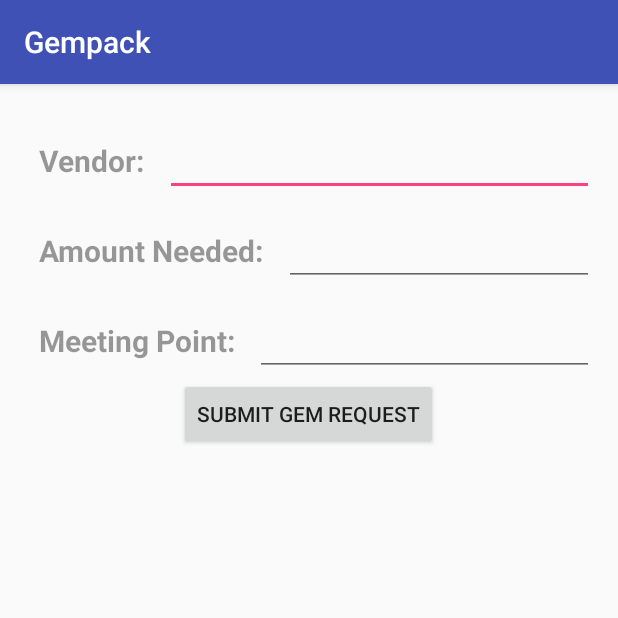
After one commit to yeshasimaria/Gempack2, an Android app: the NewGemRequestActivity screen opened directly, with no data from a screen before it, on a phone screen of 412 x 824 dp, the top half of it. The commit adds this screen. Run offline under Robolectric (Android 15) with nearby library versions, the phone set to English and light mode, and no system bars.

Commit message:
New Gem Request

```diff
--- a/app/src/main/AndroidManifest.xml
+++ b/app/src/main/AndroidManifest.xml
@@ -22,7 +22,7 @@
     <uses-permission android:name="android.permission.GET_ACCOUNTS" />
     <uses-permission android:name="com.google.android.c2dm.permission.RECEIVE" />
 
-
+    <uses-permission android:name="android.permission.READ_PHONE_STATE" />
 
     <application
         android:name=".GempackApplication"
@@ -31,7 +31,6 @@
         android:label="@string/app_name"
         android:supportsRtl="true"
         android:theme="@style/AppTheme">
-
         <activity
             android:name=".SplashScreenActivity"
             android:label="@string/app_name"
@@ -42,25 +41,24 @@
                 <category android:name="android.intent.category.LAUNCHER" />
             </intent-filter>
         </activity>
+        <activity android:name="com.facebook.FacebookActivity" />
 
-        <activity android:name="com.facebook.FacebookActivity" />
         <meta-data
             android:name="com.facebook.sdk.ApplicationId"
-            android:value="@string/facebook_app_id"/>
+            android:value="@string/facebook_app_id" />
         <meta-data
             android:name="ApplicationId"
             android:value="@string/facebook_app_id" />
-
 
         <activity
             android:name=".LogInScreenActivity"
             android:configChanges="orientation|keyboardHidden|screenSize"
             android:theme="@style/AppTheme.NoActionBar" />
-
         <activity
             android:name=".UserProfileActivity"
             android:label="@string/title_activity_user_profile"
-            android:theme="@style/AppTheme.NoActionBar"></activity>
+            android:theme="@style/AppTheme.NoActionBar" />
+        <activity android:name=".NewGemRequestActivity"></activity>
     </application>
 
 </manifest>
--- /dev/null
+++ b/app/src/main/java/sg/gempack/app/NewGemRequestActivity.java
@@ -0,0 +1,13 @@
+package sg.gempack.app;
+
+import android.support.v7.app.AppCompatActivity;
+import android.os.Bundle;
+
+public class NewGemRequestActivity extends AppCompatActivity {
+
+    @Override
+    protected void onCreate(Bundle savedInstanceState) {
+        super.onCreate(savedInstanceState);
+        setContentView(R.layout.activity_new_gem_request);
+    }
+}
--- /dev/null
+++ b/app/src/main/res/layout/activity_new_gem_request.xml
@@ -0,0 +1,90 @@
+<?xml version="1.0" encoding="utf-8"?>
+<LinearLayout xmlns:android="http://schemas.android.com/apk/res/android"
+    xmlns:tools="http://schemas.android.com/tools"
+    android:layout_width="match_parent"
+    android:layout_height="match_parent"
+    android:orientation="vertical"
+    android:paddingBottom="@dimen/activity_vertical_margin"
+    android:paddingLeft="@dimen/activity_horizontal_margin"
+    android:paddingRight="@dimen/activity_horizontal_margin"
+    android:paddingTop="@dimen/activity_vertical_margin"
+    tools:context="sg.gempack.app.NewGemRequestActivity">
+
+    <LinearLayout
+        android:layout_width="fill_parent"
+        android:layout_height="wrap_content"
+        android:orientation="horizontal"
+        android:paddingTop="10dp">
+
+        <TextView
+            android:layout_width="wrap_content"
+            android:layout_height="50dp"
+            android:paddingLeft="10dp"
+            android:paddingTop="11dp"
+            android:text="@string/select_vendor"
+            android:textColor="@color/black_overlay"
+            android:textSize="20sp"
+            android:textStyle="bold" />
+
+        <EditText
+            android:layout_width="wrap_content"
+            android:layout_height="wrap_content"
+            android:layout_marginLeft="20px"
+            android:layout_weight="0.50"
+            android:paddingTop="20px" />
+    </LinearLayout>
+
+    <LinearLayout
+        android:layout_width="fill_parent"
+        android:layout_height="wrap_content"
+        android:orientation="horizontal"
+        android:paddingTop="10dp">
+
+        <TextView
+            android:layout_width="wrap_content"
+            android:layout_height="50dp"
+            android:paddingLeft="10dp"
+            android:paddingTop="11dp"
+            android:text="@string/select_amt"
+            android:textColor="@color/black_overlay"
+            android:textSize="20sp"
+            android:textStyle="bold" />
+
+        <EditText
+            android:layout_width="wrap_content"
+            android:layout_height="wrap_content"
+            android:layout_marginLeft="20px"
+            android:layout_weight="0.50"
+            android:paddingTop="20px" />
+    </LinearLayout>
+
+    <LinearLayout
+        android:layout_width="fill_parent"
+        android:layout_height="wrap_content"
+        android:orientation="horizontal"
+        android:paddingTop="10dp">
+
+        <TextView
+            android:layout_width="wrap_content"
+            android:layout_height="50dp"
+            android:paddingLeft="10dp"
+            android:paddingTop="11dp"
+            android:text="@string/select_meeting_pt"
+            android:textColor="@color/black_overlay"
+            android:textSize="20sp"
+            android:textStyle="bold" />
+
+        <EditText
+            android:layout_width="wrap_content"
+            android:layout_height="wrap_content"
+            android:layout_marginLeft="20px"
+            android:layout_weight="0.50"
+            android:paddingTop="20px" />
+    </LinearLayout>
+
+    <Button
+        android:layout_width="wrap_content"
+        android:layout_height="wrap_content"
+        android:layout_gravity="center"
+        android:text="@string/select_submit"/>
+</LinearLayout>
--- a/app/src/main/res/values/strings.xml
+++ b/app/src/main/res/values/strings.xml
@@ -17,7 +17,10 @@
     <string name="email_name">something@something.com</string>
     <string name="profile_requests">ProfileName Requests</string>
     <string name="large_text">Largetext</string>
-
+    <string name="select_vendor">Vendor:</string>
+    <string name="select_amt">Amount Needed:</string>
+    <string name="select_meeting_pt">Meeting Point:</string>
+    <string name="select_submit">Submit Gem Request</string>
 
     <string name="toast_back_press">Press back again to quit.</string>
 
```
